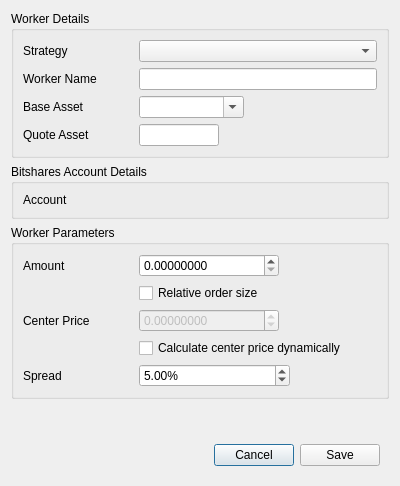
Old version of the form dexbot/views/ui/edit_worker_window.ui in the repository xeroc/stakemachine.
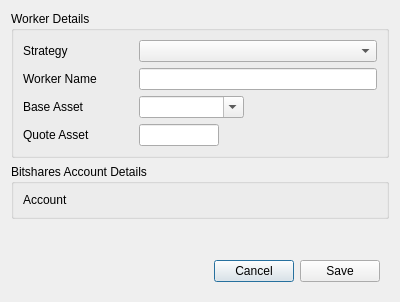
New version of the form.

Commit message: Add staggered orders functionality to the gui

What changed in the file:
```diff
--- a/dexbot/views/ui/edit_worker_window.ui
+++ b/dexbot/views/ui/edit_worker_window.ui
@@ -7,7 +7,7 @@
     <x>0</x>
     <y>0</y>
     <width>400</width>
-    <height>486</height>
+    <height>302</height>
    </rect>
   </property>
   <property name="windowTitle">
@@ -198,199 +198,20 @@
     </widget>
    </item>
    <item>
-    <widget class="QGroupBox" name="groupBox_3">
-     <property name="title">
-      <string>Worker Parameters</string>
-     </property>
-     <layout class="QFormLayout" name="formLayout">
-      <item row="0" column="0">
-       <widget class="QLabel" name="amount_label">
-        <property name="sizePolicy">
-         <sizepolicy hsizetype="Maximum" vsizetype="Preferred">
-          <horstretch>0</horstretch>
-          <verstretch>0</verstretch>
-         </sizepolicy>
-        </property>
-        <property name="minimumSize">
-         <size>
-          <width>110</width>
-          <height>0</height>
-         </size>
-        </property>
-        <property name="maximumSize">
-         <size>
-          <width>110</width>
-          <height>16777215</height>
-         </size>
-        </property>
-        <property name="text">
-         <string>Amount</string>
-        </property>
-        <property name="buddy">
-         <cstring>amount_input</cstring>
-        </property>
-       </widget>
-      </item>
-      <item row="0" column="1">
-       <widget class="QDoubleSpinBox" name="amount_input">
-        <property name="sizePolicy">
-         <sizepolicy hsizetype="Fixed" vsizetype="Fixed">
-          <horstretch>0</horstretch>
-          <verstretch>0</verstretch>
-         </sizepolicy>
-        </property>
-        <property name="minimumSize">
-         <size>
-          <width>140</width>
-          <height>0</height>
-         </size>
-        </property>
-        <property name="locale">
-         <locale language="English" country="UnitedStates"/>
-        </property>
-        <property name="decimals">
-         <number>8</number>
-        </property>
-        <property name="maximum">
-         <double>1000000000.000000000000000</double>
-        </property>
-       </widget>
-      </item>
-      <item row="2" column="0">
-       <widget class="QLabel" name="center_price_label">
-        <property name="sizePolicy">
-         <sizepolicy hsizetype="Maximum" vsizetype="Preferred">
-          <horstretch>0</horstretch>
-          <verstretch>0</verstretch>
-         </sizepolicy>
-        </property>
-        <property name="minimumSize">
-         <size>
-          <width>110</width>
-          <height>0</height>
-         </size>
-        </property>
-        <property name="maximumSize">
-         <size>
-          <width>110</width>
-          <height>16777215</height>
-         </size>
-        </property>
-        <property name="text">
-         <string>Center Price</string>
-        </property>
-        <property name="buddy">
-         <cstring>center_price_input</cstring>
-        </property>
-       </widget>
-      </item>
-      <item row="2" column="1">
-       <widget class="QDoubleSpinBox" name="center_price_input">
-        <property name="enabled">
-         <bool>false</bool>
-        </property>
-        <property name="sizePolicy">
-         <sizepolicy hsizetype="Fixed" vsizetype="Fixed">
-          <horstretch>0</horstretch>
-          <verstretch>0</verstretch>
-         </sizepolicy>
-        </property>
-        <property name="minimumSize">
-         <size>
-          <width>140</width>
-          <height>0</height>
-         </size>
-        </property>
-        <property name="locale">
-         <locale language="English" country="UnitedStates"/>
-        </property>
-        <property name="accelerated">
-         <bool>false</bool>
-        </property>
-        <property name="showGroupSeparator" stdset="0">
-         <bool>false</bool>
-        </property>
-        <property name="decimals">
-         <number>8</number>
-        </property>
-        <property name="minimum">
-         <double>-999999999.998999953269958</double>
-        </property>
-        <property name="maximum">
-         <double>999999999.998999953269958</double>
-        </property>
-       </widget>
-      </item>
-      <item row="3" column="1">
-       <widget class="QCheckBox" name="center_price_dynamic_checkbox">
-        <property name="text">
-         <string>Calculate center price dynamically</string>
-        </property>
-       </widget>
-      </item>
-      <item row="4" column="0">
-       <widget class="QLabel" name="spread_label">
-        <property name="sizePolicy">
-         <sizepolicy hsizetype="Maximum" vsizetype="Preferred">
-          <horstretch>0</horstretch>
-          <verstretch>0</verstretch>
-         </sizepolicy>
-        </property>
-        <property name="minimumSize">
-         <size>
-          <width>110</width>
-          <height>0</height>
-         </size>
-        </property>
-        <property name="maximumSize">
-         <size>
-          <width>110</width>
-          <height>16777215</height>
-         </size>
-        </property>
-        <property name="text">
-         <string>Spread</string>
-        </property>
-        <property name="buddy">
-         <cstring>spread_input</cstring>
-        </property>
-       </widget>
-      </item>
-      <item row="4" column="1">
-       <widget class="QDoubleSpinBox" name="spread_input">
-        <property name="sizePolicy">
-         <sizepolicy hsizetype="Fixed" vsizetype="Fixed">
-          <horstretch>0</horstretch>
-          <verstretch>0</verstretch>
-         </sizepolicy>
-        </property>
-        <property name="minimumSize">
-         <size>
-          <width>151</width>
-          <height>0</height>
-         </size>
-        </property>
-        <property name="locale">
-         <locale language="English" country="UnitedStates"/>
-        </property>
-        <property name="suffix">
-         <string>%</string>
-        </property>
-        <property name="maximum">
-         <double>100000.000000000000000</double>
-        </property>
-        <property name="value">
-         <double>5.000000000000000</double>
-        </property>
-       </widget>
-      </item>
-      <item row="1" column="1">
-       <widget class="QCheckBox" name="relative_order_size_checkbox">
-        <property name="text">
-         <string>Relative order size</string>
-        </property>
-       </widget>
-      </item>
+    <widget class="QWidget" name="widget_2" native="true">
+     <layout class="QVBoxLayout" name="strategy_container">
+      <property name="leftMargin">
+       <number>0</number>
+      </property>
+      <property name="topMargin">
+       <number>0</number>
+      </property>
+      <property name="rightMargin">
+       <number>0</number>
+      </property>
+      <property name="bottomMargin">
+       <number>0</number>
+      </property>
      </layout>
     </widget>
    </item>
```
The commit also changes 11 other files.
